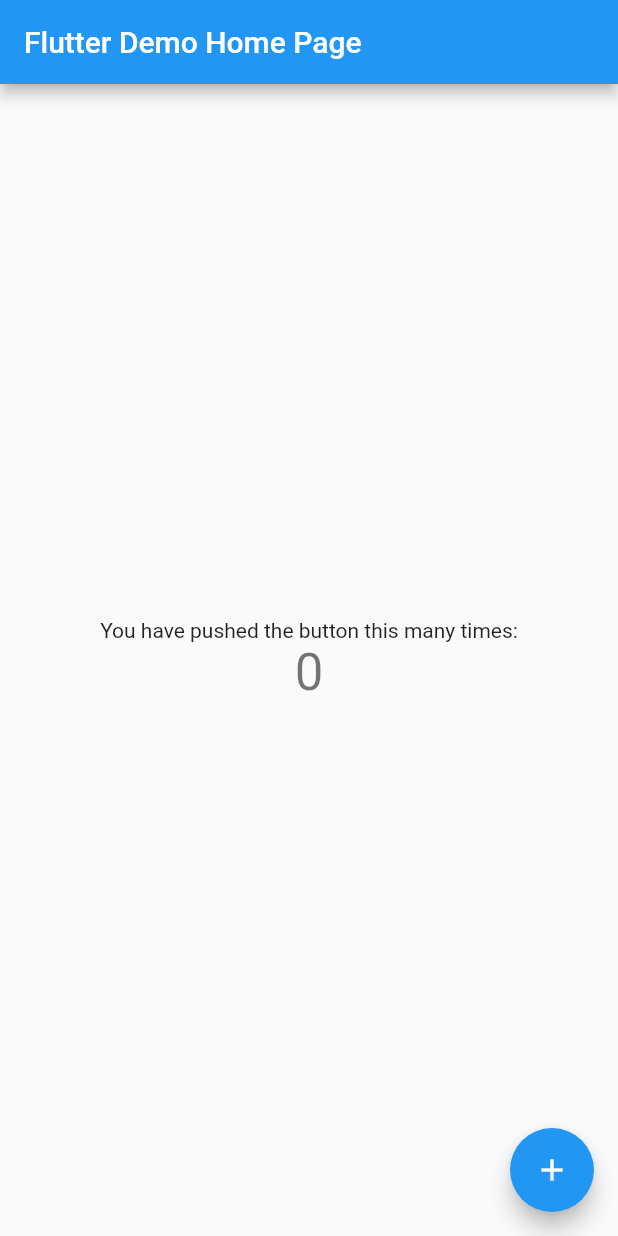
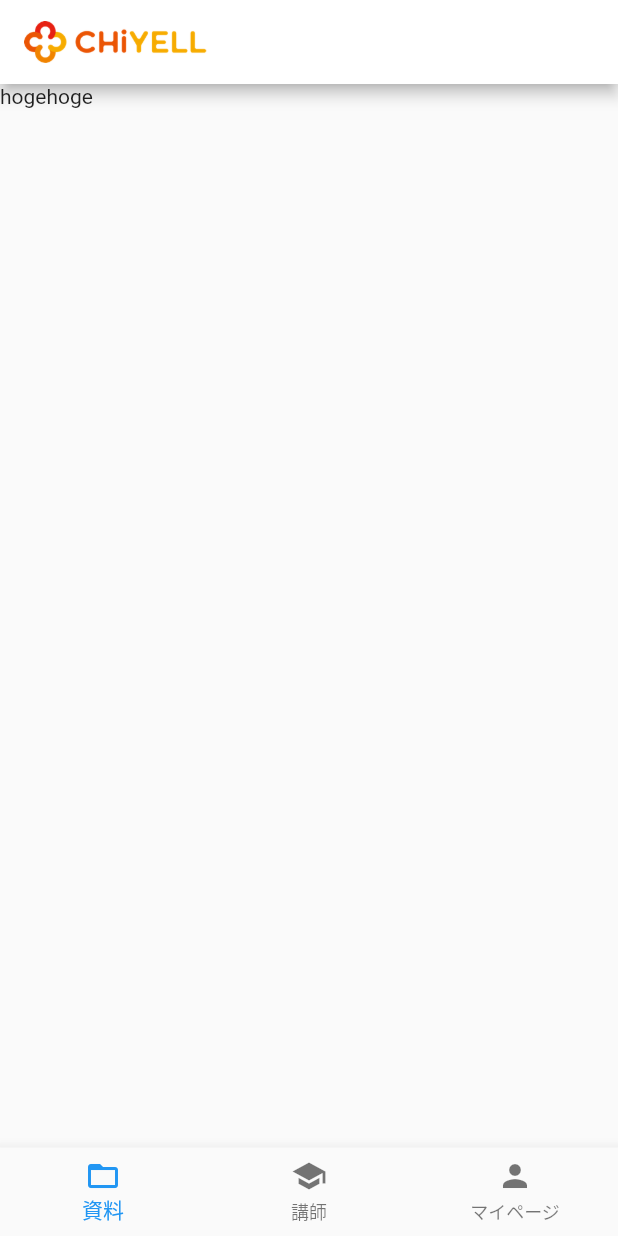
Before and after one commit to HTsuruo/chiyell-native, a Flutter app: the screen it shows after launch, on a phone screen of 412 x 824 dp. Run offline on Flutter 3.47's test engine with Material 2 defaults, Android fonts, the phone set to English and light mode, and no system bars.

Commit message:
feat: bottomNavigationの実装.

```diff
--- /dev/null
+++ b/lib/app.dart
@@ -0,0 +1,97 @@
+import 'package:chiyell_mobile/theme.dart';
+import 'package:flutter/material.dart';
+
+class MyApp extends StatelessWidget {
+  // This widget is the root of your application.
+  @override
+  Widget build(BuildContext context) {
+    return MaterialApp(
+      title: 'CHiYELL',
+      theme: themeData,
+      home: MyHomePage(),
+    );
+  }
+}
+
+class MyHomePage extends StatefulWidget {
+  MyHomePage({Key key}) : super(key: key);
+
+  @override
+  _MyHomePageState createState() => _MyHomePageState();
+}
+
+class _MyHomePageState extends State<MyHomePage> {
+//  ページ切り替え用のコントローラを宣言
+  PageController _pageController;
+
+//  ページインデックス保持する変数を宣言
+  int _page = 0;
+
+//  ボトムナビゲーションの一覧を宣言
+  List<BottomNavigationBarItem> bottomItems() {
+    return [
+      BottomNavigationBarItem(icon: Icon(Icons.folder_open), title: Text('資料')),
+      BottomNavigationBarItem(icon: Icon(Icons.school), title: Text('講師')),
+      BottomNavigationBarItem(icon: Icon(Icons.person), title: Text('マイページ')),
+    ];
+  }
+
+  @override
+  void initState() {
+    super.initState();
+    _pageController = PageController(
+      initialPage: _page, // 初期ページの設定
+    );
+  }
+
+  @override
+  void dispose() {
+    super.dispose();
+    // コントローラ破棄
+    _pageController.dispose();
+  }
+
+//  ロゴアイコンの宣言
+  Image appLogo = new Image(
+    image: new ExactAssetImage('assets/img/ic_main_logo.png'),
+    height: 28.0,
+    alignment: FractionalOffset.center,
+  );
+
+  @override
+  Widget build(BuildContext context) {
+    return Scaffold(
+      appBar: AppBar(
+        title: appLogo,
+//        leading: Icon(Icons.notifications, color: Colors.grey),
+        backgroundColor: Colors.white,
+      ),
+      body: new PageView(
+        controller: _pageController,
+        onPageChanged: onPageChanged,
+        children: <Widget>[
+          Text('hogehoge'),
+          Text('hogehogegegheoge'),
+          Text('momo'),
+        ],
+      ),
+      bottomNavigationBar: BottomNavigationBar(
+//        現在のページインデックス
+        currentIndex: _page,
+        onTap: onTapBottomNavigation,
+        items: bottomItems(),
+      ),
+    );
+  }
+
+  void onTapBottomNavigation(int page) {
+    _pageController.animateToPage(page,
+        duration: const Duration(milliseconds: 300), curve: Curves.ease);
+  }
+
+  void onPageChanged(int page) {
+    setState(() {
+      this._page = page;
+    });
+  }
+}
--- a/lib/main.dart
+++ b/lib/main.dart
@@ -1,111 +1,4 @@
+import 'package:chiyell_mobile/app.dart';
 import 'package:flutter/material.dart';
 
 void main() => runApp(MyApp());
-
-class MyApp extends StatelessWidget {
-  // This widget is the root of your application.
-  @override
-  Widget build(BuildContext context) {
-    return MaterialApp(
-      title: 'Flutter Demo',
-      theme: ThemeData(
-        // This is the theme of your application.
-        //
-        // Try running your application with "flutter run". You'll see the
-        // application has a blue toolbar. Then, without quitting the app, try
-        // changing the primarySwatch below to Colors.green and then invoke
-        // "hot reload" (press "r" in the console where you ran "flutter run",
-        // or simply save your changes to "hot reload" in a Flutter IDE).
-        // Notice that the counter didn't reset back to zero; the application
-        // is not restarted.
-        primarySwatch: Colors.blue,
-      ),
-      home: MyHomePage(title: 'Flutter Demo Home Page'),
-    );
-  }
-}
-
-class MyHomePage extends StatefulWidget {
-  MyHomePage({Key key, this.title}) : super(key: key);
-
-  // This widget is the home page of your application. It is stateful, meaning
-  // that it has a State object (defined below) that contains fields that affect
-  // how it looks.
-
-  // This class is the configuration for the state. It holds the values (in this
-  // case the title) provided by the parent (in this case the App widget) and
-  // used by the build method of the State. Fields in a Widget subclass are
-  // always marked "final".
-
-  final String title;
-
-  @override
-  _MyHomePageState createState() => _MyHomePageState();
-}
-
-class _MyHomePageState extends State<MyHomePage> {
-  int _counter = 0;
-
-  void _incrementCounter() {
-    setState(() {
-      // This call to setState tells the Flutter framework that something has
-      // changed in this State, which causes it to rerun the build method below
-      // so that the display can reflect the updated values. If we changed
-      // _counter without calling setState(), then the build method would not be
-      // called again, and so nothing would appear to happen.
-      _counter++;
-    });
-  }
-
-  @override
-  Widget build(BuildContext context) {
-    // This method is rerun every time setState is called, for instance as done
-    // by the _incrementCounter method above.
-    //
-    // The Flutter framework has been optimized to make rerunning build methods
-    // fast, so that you can just rebuild anything that needs updating rather
-    // than having to individually change instances of widgets.
-    return Scaffold(
-      appBar: AppBar(
-        // Here we take the value from the MyHomePage object that was created by
-        // the App.build method, and use it to set our appbar title.
-        title: Text(widget.title),
-      ),
-      body: Center(
-        // Center is a layout widget. It takes a single child and positions it
-        // in the middle of the parent.
-        child: Column(
-          // Column is also a layout widget. It takes a list of children and
-          // arranges them vertically. By default, it sizes itself to fit its
-          // children horizontally, and tries to be as tall as its parent.
-          //
-          // Invoke "debug painting" (press "p" in the console, choose the
-          // "Toggle Debug Paint" action from the Flutter Inspector in Android
-          // Studio, or the "Toggle Debug Paint" command in Visual Studio Code)
-          // to see the wireframe for each widget.
-          //
-          // Column has various properties to control how it sizes itself and
-          // how it positions its children. Here we use mainAxisAlignment to
-          // center the children vertically; the main axis here is the vertical
-          // axis because Columns are vertical (the cross axis would be
-          // horizontal).
-          mainAxisAlignment: MainAxisAlignment.center,
-          children: <Widget>[
-            Text(
-              'You have pushed the button this many times:',
-            ),
-            Text(
-              '$_counter',
-              style: Theme.of(context).textTheme.display1,
-            ),
-          ],
-        ),
-      ),
-      floatingActionButton: FloatingActionButton(
-        onPressed: _incrementCounter,
-        tooltip: 'Increment',
-        child: Icon(Icons.add),
-      ), // This trailing comma makes auto-formatting nicer for build methods.
-    );
-  }
-}
--- /dev/null
+++ b/lib/theme.dart
@@ -0,0 +1,17 @@
+import 'package:flutter/material.dart';
+
+final ThemeData themeData = new ThemeData(primaryColor: _MyColors.theme[500]);
+
+class _MyColors {
+  _MyColors._(); // this basically makes it so you can instantiate this class
+  static const Map<int, Color> theme = const <int, Color>{
+    500: const Color(0xFFEA6000),
+    600: const Color(0xFFF7B52C),
+    700: const Color(0xFFE50012),
+    800: const Color(0xFFEF8200),
+  };
+
+//  static const Map<int, Color> accent = const <int, Color>{
+//    500: const Color(0xFF00A7E1),
+//  };
+}
--- a/pubspec.yaml
+++ b/pubspec.yaml
@@ -41,9 +41,8 @@ flutter:
   uses-material-design: true
 
   # To add assets to your application, add an assets section, like this:
-  # assets:
-  #  - images/a_dot_burr.jpeg
-  #  - images/a_dot_ham.jpeg
+  assets:
+    - assets/img/ic_main_logo.png
 
   # An image asset can refer to one or more resolution-specific "variants", see
   # https://flutter.dev/assets-and-images/#resolution-aware.
```
Also changed, not shown: assets/img/ic_main_logo.png (added), 1 other file.
